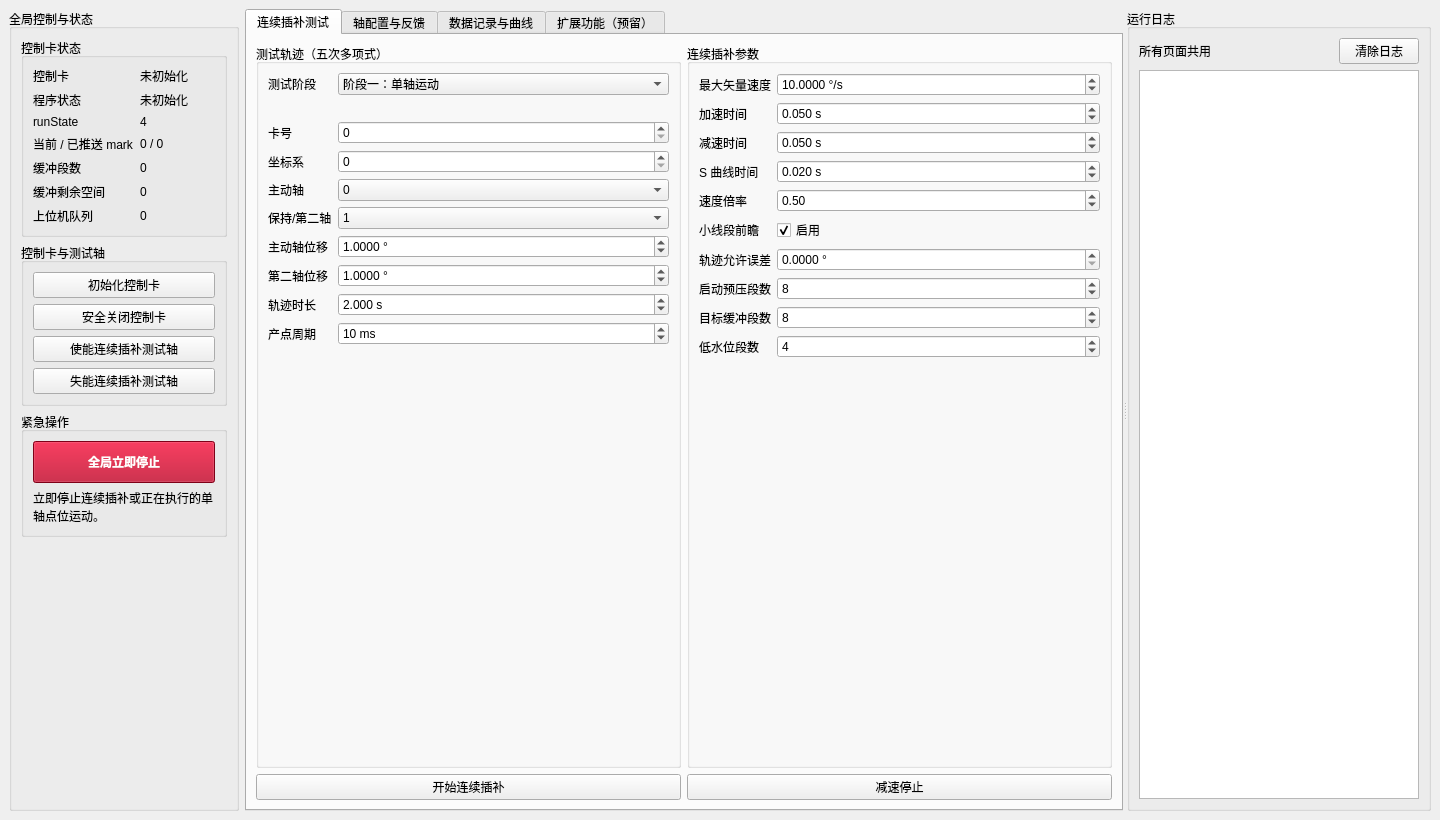
yzj148162-cmyk/E5000-ContiInterpolation, file conti_ctrl/mainwindow.ui: the form before one commit.
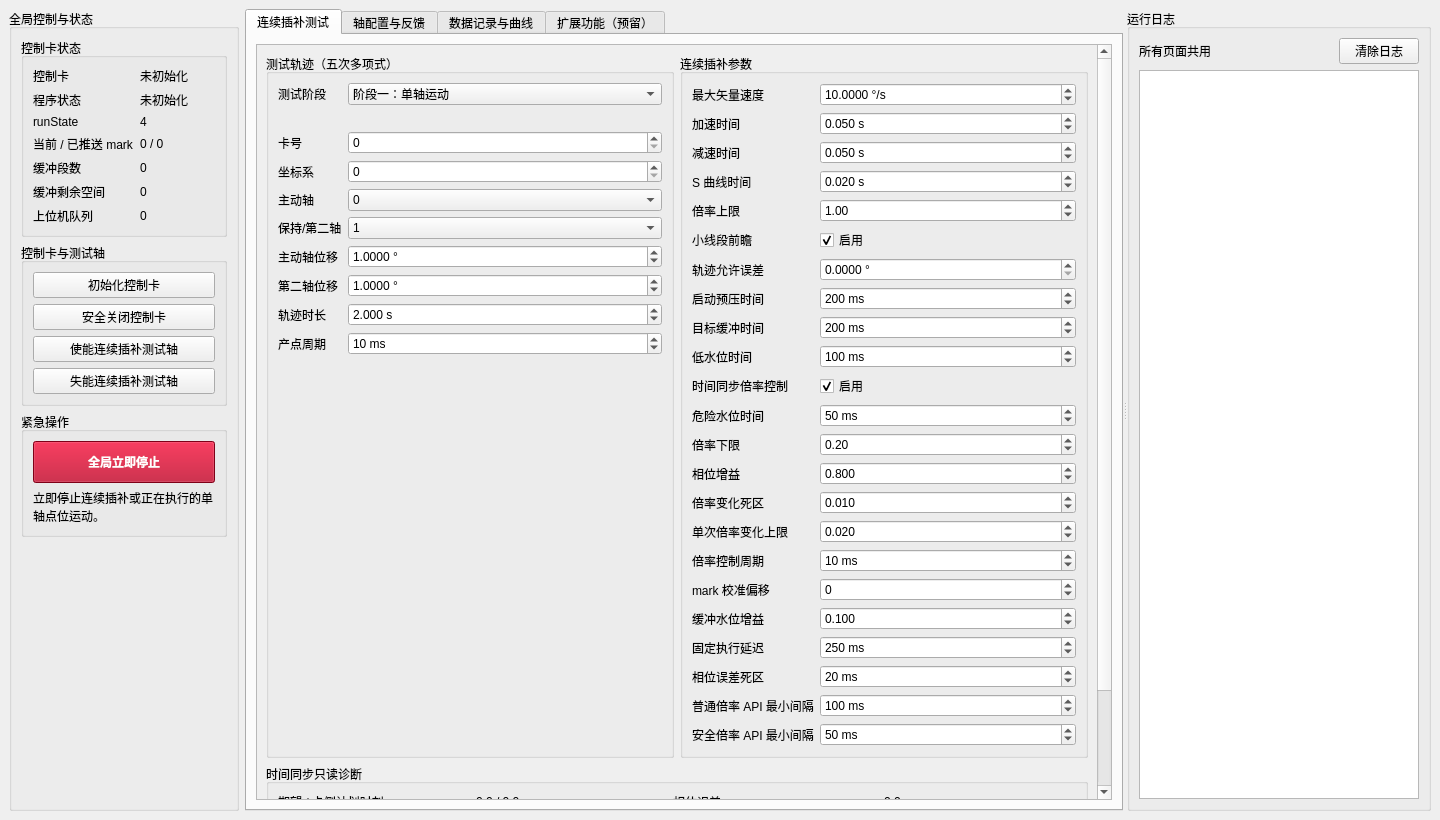
The form after the commit. Custom widgets are drawn as their Qt base class.

Commit message: 两轴插补时添加时间同步

Patch:
```diff
--- a/conti_ctrl/mainwindow.ui
+++ b/conti_ctrl/mainwindow.ui
@@ -262,8 +262,23 @@
         <attribute name="title">
          <string>连续插补测试</string>
         </attribute>
-        <layout class="QVBoxLayout" name="contiTestLayout">
+        <layout class="QVBoxLayout" name="contiTestOuterLayout">
          <item>
+          <widget class="QScrollArea" name="contiTestScrollArea">
+           <property name="widgetResizable">
+            <bool>true</bool>
+           </property>
+           <widget class="QWidget" name="contiTestScrollContent">
+            <property name="geometry">
+             <rect>
+              <x>0</x>
+              <y>0</y>
+              <width>1040</width>
+              <height>900</height>
+             </rect>
+            </property>
+            <layout class="QVBoxLayout" name="contiTestLayout">
+             <item>
           <layout class="QHBoxLayout" name="settingsLayout">
            <item>
             <widget class="QGroupBox" name="testGroup">
@@ -649,7 +664,7 @@
               <item row="4" column="0">
                <widget class="QLabel" name="speedRatioLabel">
                 <property name="text">
-                 <string>速度倍率</string>
+                 <string>倍率上限</string>
                 </property>
                </widget>
               </item>
@@ -658,17 +673,17 @@
                 <property name="decimals">
                  <number>2</number>
                 </property>
-                <property name="minimum">
-                 <double>0.010000000000000</double>
+               <property name="minimum">
+                 <double>0.200000000000000</double>
                 </property>
                 <property name="maximum">
-                 <double>1.000000000000000</double>
+                 <double>2.000000000000000</double>
                 </property>
                 <property name="singleStep">
                  <double>0.050000000000000</double>
                 </property>
                 <property name="value">
-                 <double>0.500000000000000</double>
+                 <double>1.000000000000000</double>
                 </property>
                </widget>
               </item>
@@ -712,47 +727,53 @@
               <item row="7" column="0">
                <widget class="QLabel" name="preloadSegmentsLabel">
                 <property name="text">
-                 <string>启动预压段数</string>
+                 <string>启动预压时间</string>
                 </property>
                </widget>
               </item>
               <item row="7" column="1">
                <widget class="QSpinBox" name="preloadSegmentsSpin">
-                <property name="minimum">
-                 <number>2</number>
+               <property name="minimum">
+                 <number>10</number>
                 </property>
                 <property name="maximum">
-                 <number>1000</number>
+                 <number>5000</number>
                 </property>
                 <property name="value">
-                 <number>8</number>
+                 <number>200</number>
+                </property>
+                <property name="suffix">
+                 <string> ms</string>
                 </property>
                </widget>
               </item>
               <item row="8" column="0">
                <widget class="QLabel" name="targetBufferLabel">
                 <property name="text">
-                 <string>目标缓冲段数</string>
+                 <string>目标缓冲时间</string>
                 </property>
                </widget>
               </item>
               <item row="8" column="1">
                <widget class="QSpinBox" name="targetBufferSpin">
-                <property name="minimum">
-                 <number>2</number>
+               <property name="minimum">
+                 <number>10</number>
                 </property>
                 <property name="maximum">
-                 <number>1000</number>
+                 <number>5000</number>
                 </property>
                 <property name="value">
-                 <number>8</number>
+                 <number>200</number>
+                </property>
+                <property name="suffix">
+                 <string> ms</string>
                 </property>
                </widget>
               </item>
               <item row="9" column="0">
                <widget class="QLabel" name="lowBufferLabel">
                 <property name="text">
-                 <string>低水位段数</string>
+                 <string>低水位时间</string>
                 </property>
                </widget>
               </item>
@@ -764,8 +785,295 @@
                 <property name="maximum">
                  <number>999</number>
                 </property>
+               <property name="value">
+                 <number>100</number>
+                </property>
+                <property name="suffix">
+                 <string> ms</string>
+                </property>
+               </widget>
+              </item>
+              <item row="10" column="0">
+               <widget class="QLabel" name="timeSyncEnableLabel">
+                <property name="text">
+                 <string>时间同步倍率控制</string>
+                </property>
+               </widget>
+              </item>
+              <item row="10" column="1">
+               <widget class="QCheckBox" name="timeSyncEnableCheck">
+                <property name="text">
+                 <string>启用</string>
+                </property>
+                <property name="checked">
+                 <bool>true</bool>
+                </property>
+               </widget>
+              </item>
+              <item row="11" column="0">
+               <widget class="QLabel" name="criticalBufferLabel">
+                <property name="text">
+                 <string>危险水位时间</string>
+                </property>
+               </widget>
+              </item>
+              <item row="11" column="1">
+               <widget class="QSpinBox" name="criticalBufferSpin">
+                <property name="minimum">
+                 <number>1</number>
+                </property>
+                <property name="maximum">
+                 <number>4999</number>
+                </property>
                 <property name="value">
-                 <number>4</number>
+                 <number>50</number>
+                </property>
+                <property name="suffix">
+                 <string> ms</string>
+                </property>
+               </widget>
+              </item>
+              <item row="12" column="0">
+               <widget class="QLabel" name="ratioMinLabel">
+                <property name="text">
+                 <string>倍率下限</string>
+                </property>
+               </widget>
+              </item>
+              <item row="12" column="1">
+               <widget class="QDoubleSpinBox" name="ratioMinSpin">
+                <property name="decimals">
+                 <number>2</number>
+                </property>
+                <property name="minimum">
+                 <double>0.010000000000000</double>
+                </property>
+                <property name="maximum">
+                 <double>1.000000000000000</double>
+                </property>
+                <property name="value">
+                 <double>0.200000000000000</double>
+                </property>
+               </widget>
+              </item>
+              <item row="13" column="0">
+               <widget class="QLabel" name="phaseGainLabel">
+                <property name="text">
+                 <string>相位增益</string>
+                </property>
+               </widget>
+              </item>
+              <item row="13" column="1">
+               <widget class="QDoubleSpinBox" name="phaseGainSpin">
+                <property name="decimals">
+                 <number>3</number>
+                </property>
+                <property name="maximum">
+                 <double>10.000000000000000</double>
+                </property>
+                <property name="singleStep">
+                 <double>0.100000000000000</double>
+                </property>
+                <property name="value">
+                 <double>0.800000000000000</double>
+                </property>
+               </widget>
+              </item>
+              <item row="14" column="0">
+               <widget class="QLabel" name="ratioDeadbandLabel">
+                <property name="text">
+                 <string>倍率变化死区</string>
+                </property>
+               </widget>
+              </item>
+              <item row="14" column="1">
+               <widget class="QDoubleSpinBox" name="ratioDeadbandSpin">
+                <property name="decimals">
+                 <number>3</number>
+                </property>
+                <property name="maximum">
+                 <double>1.000000000000000</double>
+                </property>
+                <property name="singleStep">
+                 <double>0.005000000000000</double>
+                </property>
+                <property name="value">
+                 <double>0.010000000000000</double>
+                </property>
+               </widget>
+              </item>
+              <item row="15" column="0">
+               <widget class="QLabel" name="ratioStepLabel">
+                <property name="text">
+                 <string>单次倍率变化上限</string>
+                </property>
+               </widget>
+              </item>
+              <item row="15" column="1">
+               <widget class="QDoubleSpinBox" name="ratioStepSpin">
+                <property name="decimals">
+                 <number>3</number>
+                </property>
+                <property name="minimum">
+                 <double>0.001000000000000</double>
+                </property>
+                <property name="maximum">
+                 <double>1.000000000000000</double>
+                </property>
+                <property name="value">
+                 <double>0.020000000000000</double>
+                </property>
+               </widget>
+              </item>
+              <item row="16" column="0">
+               <widget class="QLabel" name="ratioPeriodLabel">
+                <property name="text">
+                 <string>倍率控制周期</string>
+                </property>
+               </widget>
+              </item>
+              <item row="16" column="1">
+               <widget class="QSpinBox" name="ratioPeriodSpin">
+                <property name="minimum">
+                 <number>5</number>
+                </property>
+                <property name="maximum">
+                 <number>1000</number>
+                </property>
+                <property name="value">
+                 <number>10</number>
+                </property>
+                <property name="suffix">
+                 <string> ms</string>
+                </property>
+               </widget>
+              </item>
+              <item row="17" column="0">
+               <widget class="QLabel" name="markOffsetLabel">
+                <property name="text">
+                 <string>mark 校准偏移</string>
+                </property>
+               </widget>
+              </item>
+              <item row="17" column="1">
+               <widget class="QSpinBox" name="markOffsetSpin">
+                <property name="minimum">
+                 <number>-20</number>
+                </property>
+                <property name="maximum">
+                 <number>20</number>
+                </property>
+               </widget>
+              </item>
+              <item row="18" column="0">
+               <widget class="QLabel" name="bufferGainLabel">
+                <property name="text">
+                 <string>缓冲水位增益</string>
+                </property>
+               </widget>
+              </item>
+              <item row="18" column="1">
+               <widget class="QDoubleSpinBox" name="bufferGainSpin">
+                <property name="decimals">
+                 <number>3</number>
+                </property>
+                <property name="maximum">
+                 <double>2.000000000000000</double>
+                </property>
+                <property name="singleStep">
+                 <double>0.010000000000000</double>
+                </property>
+                <property name="value">
+                 <double>0.100000000000000</double>
+                </property>
+               </widget>
+              </item>
+              <item row="19" column="0">
+               <widget class="QLabel" name="executionDelayLabel">
+                <property name="text">
+                 <string>固定执行延迟</string>
+                </property>
+               </widget>
+              </item>
+              <item row="19" column="1">
+               <widget class="QSpinBox" name="executionDelaySpin">
+                <property name="minimum">
+                 <number>10</number>
+                </property>
+                <property name="maximum">
+                 <number>5000</number>
+                </property>
+                <property name="value">
+                 <number>250</number>
+                </property>
+                <property name="suffix">
+                 <string> ms</string>
+                </property>
+               </widget>
+              </item>
+              <item row="20" column="0">
+               <widget class="QLabel" name="phaseDeadbandLabel">
+                <property name="text">
+                 <string>相位误差死区</string>
+                </property>
+               </widget>
+              </item>
+              <item row="20" column="1">
+               <widget class="QSpinBox" name="phaseDeadbandSpin">
+                <property name="maximum">
+                 <number>1000</number>
+                </property>
+                <property name="value">
+                 <number>20</number>
+                </property>
+                <property name="suffix">
+                 <string> ms</string>
+                </property>
+               </widget>
+              </item>
+              <item row="21" column="0">
+               <widget class="QLabel" name="ratioApiIntervalLabel">
+                <property name="text">
+                 <string>普通倍率 API 最小间隔</string>
+                </property>
+               </widget>
+              </item>
+              <item row="21" column="1">
+               <widget class="QSpinBox" name="ratioApiIntervalSpin">
+                <property name="minimum">
+                 <number>10</number>
+                </property>
+                <property name="maximum">
+                 <number>5000</number>
+                </property>
+                <property name="value">
+                 <number>100</number>
+                </property>
+                <property name="suffix">
+                 <string> ms</string>
+                </property>
+               </widget>
+              </item>
+              <item row="22" column="0">
+               <widget class="QLabel" name="ratioSafetyApiIntervalLabel">
+                <property name="text">
+                 <string>安全倍率 API 最小间隔</string>
+                </property>
+               </widget>
+              </item>
+              <item row="22" column="1">
+               <widget class="QSpinBox" name="ratioSafetyApiIntervalSpin">
+                <property name="minimum">
+                 <number>10</number>
+                </property>
+                <property name="maximum">
+                 <number>5000</number>
+                </property>
+                <property name="value">
+                 <number>50</number>
+                </property>
+                <property name="suffix">
+                 <string> ms</string>
                 </property>
                </widget>
               </item>
@@ -774,6 +1082,85 @@
            </item>
           </layout>
          </item>
+         <item>
+          <widget class="QGroupBox" name="timeSyncDiagnosticsGroup">
+           <property name="title">
+            <string>时间同步只读诊断</string>
+           </property>
+           <layout class="QGridLayout" name="timeSyncDiagnosticsLayout">
+            <item row="0" column="0">
+             <widget class="QLabel" name="expectedPlanTimeLabel">
+              <property name="text">
+               <string>期望 / 卡侧计划时刻</string>
+              </property>
+             </widget>
+            </item>
+            <item row="0" column="1">
+             <widget class="QLabel" name="expectedPlanTimeValueLabel">
+              <property name="text">
+               <string>0.0 / 0.0 ms</string>
+              </property>
+             </widget>
+            </item>
+            <item row="0" column="2">
+             <widget class="QLabel" name="phaseErrorLabel">
+              <property name="text">
+               <string>相位误差</string>
+              </property>
+             </widget>
+            </item>
+            <item row="0" column="3">
+             <widget class="QLabel" name="phaseErrorValueLabel">
+              <property name="text">
+               <string>0.0 ms</string>
+              </property>
+             </widget>
+            </item>
+            <item row="1" column="0">
+             <widget class="QLabel" name="bufferTimeLabel">
+              <property name="text">
+               <string>板卡规划缓冲</string>
+              </property>
+             </widget>
+            </item>
+            <item row="1" column="1">
+             <widget class="QLabel" name="bufferTimeValueLabel">
+              <property name="text">
+               <string>0.0 ms</string>
+              </property>
+             </widget>
+            </item>
+            <item row="1" column="2">
+             <widget class="QLabel" name="ratioDiagLabel">
+              <property name="text">
+               <string>倍率 ref / phase / buffer / 命令 / 已下发</string>
+              </property>
+             </widget>
+            </item>
+            <item row="1" column="3">
+             <widget class="QLabel" name="ratioDiagValueLabel">
+              <property name="text">
+               <string>0.000 / 0.000 / 0.000 / 0.000 / 0.000</string>
+              </property>
+             </widget>
+            </item>
+            <item row="2" column="0">
+             <widget class="QLabel" name="ratioApiAgeLabel">
+              <property name="text">
+               <string>距上次倍率 API</string>
+              </property>
+             </widget>
+            </item>
+            <item row="2" column="1">
+             <widget class="QLabel" name="ratioApiAgeValueLabel">
+              <property name="text">
+               <string>-- ms</string>
+              </property>
+             </widget>
+            </item>
+           </layout>
+          </widget>
+         </item>
          <item>
           <layout class="QHBoxLayout" name="contiButtonLayout">
            <item>
@@ -791,6 +1178,10 @@
             </widget>
            </item>
           </layout>
+             </item>
+            </layout>
+           </widget>
+          </widget>
          </item>
         </layout>
        </widget>
```
The commit also changes 7 other files.
